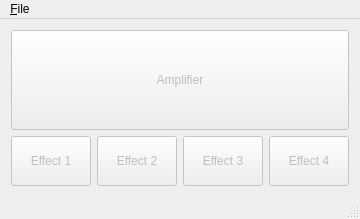
The window that plug/mainwindow.ui (b2ornot2b/plug) describes before a commit, drawn with Qt 5.
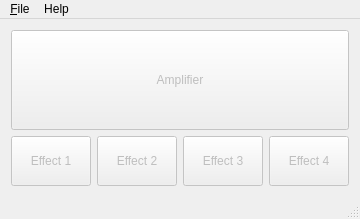
The same window after the commit.

What changed in the file:
```diff
--- a/plug/mainwindow.ui
+++ b/plug/mainwindow.ui
@@ -107,7 +107,7 @@
      <x>0</x>
      <y>0</y>
      <width>351</width>
-     <height>19</height>
+     <height>21</height>
     </rect>
    </property>
    <widget class="QMenu" name="menuFile">
@@ -119,7 +119,14 @@
     <addaction name="separator"/>
     <addaction name="actionExit"/>
    </widget>
+   <widget class="QMenu" name="menuHelp">
+    <property name="title">
+     <string>Help</string>
+    </property>
+    <addaction name="actionAbout"/>
+   </widget>
    <addaction name="menuFile"/>
+   <addaction name="menuHelp"/>
   </widget>
   <widget class="QStatusBar" name="statusBar"/>
   <action name="actionExit">
```
Left out of the diff: 5 changed lines with no effect on the pictures.
